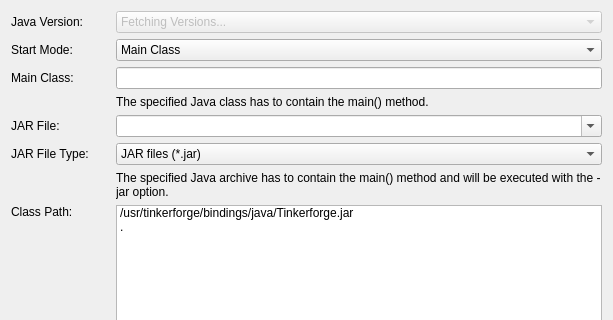
The window that src/brickv/plugin_system/plugins/red/ui/program_page_java.ui (Tinkerforge/brickv) describes before a commit, drawn with Qt 5; both pictures show x 0 to 613 and y 0 to 320 of the 613 by 787 pixel window.
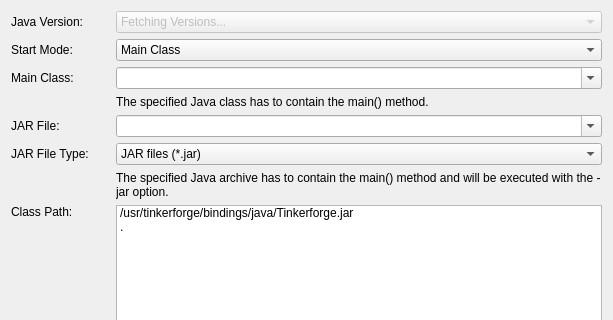
The same window after the commit.

Commit message: red-brick: Automatically discover Java classes

```diff
--- a/src/brickv/plugin_system/plugins/red/ui/program_page_java.ui
+++ b/src/brickv/plugin_system/plugins/red/ui/program_page_java.ui
@@ -54,9 +54,6 @@
        </property>
       </widget>
      </item>
-     <item row="2" column="1" colspan="4">
-      <widget class="QLineEdit" name="edit_main_class"/>
-     </item>
      <item row="1" column="1" colspan="4">
       <widget class="QComboBox" name="combo_start_mode">
        <item>
@@ -312,6 +309,16 @@
        </item>
       </widget>
      </item>
+     <item row="2" column="1" colspan="4">
+      <widget class="QComboBox" name="combo_main_class">
+       <property name="editable">
+        <bool>true</bool>
+       </property>
+       <property name="insertPolicy">
+        <enum>QComboBox::NoInsert</enum>
+       </property>
+      </widget>
+     </item>
     </layout>
    </item>
   </layout>
```
Left out of the diff: 4 changed lines with no effect on the pictures. The commit also changes 17 other files.
